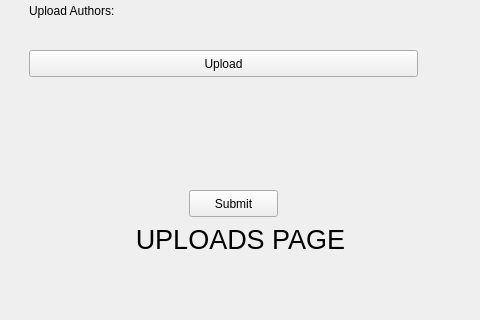
Before: the Qt Designer form sidebar.ui in AsifCantCode/QLibrary, drawn with Qt 5; both pictures show x 338 to 818 and y 280 to 600 of the 950 by 600 pixel window.
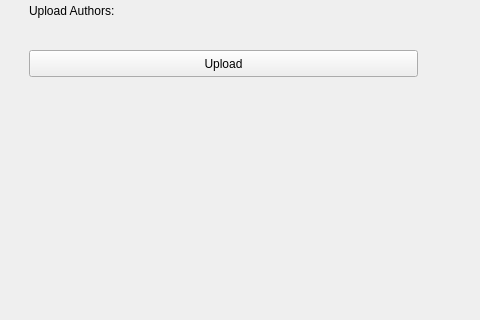
After: the same form once the commit is applied. Icons and pictures are not drawn.

```diff
--- a/sidebar.ui
+++ b/sidebar.ui
@@ -201,27 +201,6 @@
           </layout>
          </widget>
          <widget class="QWidget" name="page_3">
-          <widget class="QLabel" name="label_6">
-           <property name="geometry">
-            <rect>
-             <x>290</x>
-             <y>460</y>
-             <width>223</width>
-             <height>39</height>
-            </rect>
-           </property>
-           <property name="font">
-            <font>
-             <pointsize>20</pointsize>
-            </font>
-           </property>
-           <property name="text">
-            <string>UPLOADS PAGE</string>
-           </property>
-           <property name="alignment">
-            <set>Qt::AlignCenter</set>
-           </property>
-          </widget>
           <widget class="QWidget" name="verticalLayoutWidget">
            <property name="geometry">
             <rect>
@@ -248,19 +227,6 @@
             </item>
            </layout>
           </widget>
-          <widget class="QPushButton" name="submitbtn">
-           <property name="geometry">
-            <rect>
-             <x>350</x>
-             <y>430</y>
-             <width>89</width>
-             <height>27</height>
-            </rect>
-           </property>
-           <property name="text">
-            <string>Submit</string>
-           </property>
-          </widget>
           <widget class="QLabel" name="label_2">
            <property name="geometry">
             <rect>
```
